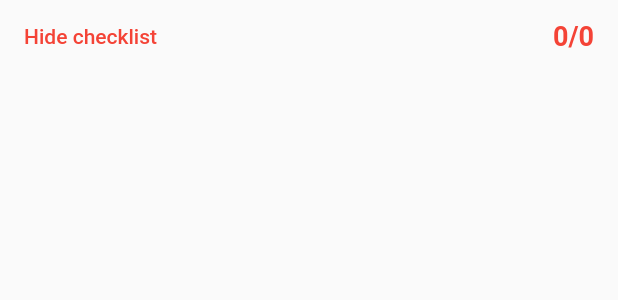
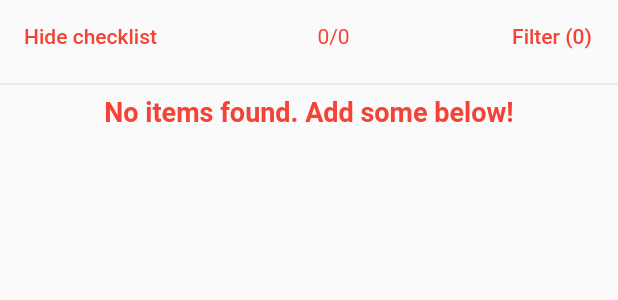
Before and after one commit to eimlav/nomadic, a Flutter app: the Checklist widget shown alone on an empty page, opened directly, after a tap on an icon or button, on a phone screen of 412 x 824 dp. Shown: the top 300 px of the screen. Run offline on Flutter 3.47's test engine with Material 2 defaults, Android fonts, the phone set to English and light mode, and no system bars; our stand-ins replace flutter_spinkit, sqflite; accounts and stored records are empty; Roboto replaces fonts that are missing (Montserrat).

Commit message:
Add filters to checklist

```diff
--- a/lib/core/services/db_service.dart
+++ b/lib/core/services/db_service.dart
@@ -58,7 +58,21 @@ class DBService {
   Future<List<ChecklistItem>> getChecklistItems() async {
     final Database db = await database;
 
-    final List<Map<String, dynamic>> maps = await db.query('checklist_items');
+    final List<Map<String, dynamic>> maps =
+        await db.query('checklist_items', orderBy: 'name ASC');
+
+    return List.generate(maps.length, (i) {
+      return ChecklistItem.fromJson(maps[i]);
+    });
+  }
+
+  Future<List<ChecklistItem>> getChecklistItemsFiltered(
+      String column, List<dynamic> values) async {
+    final Database db = await database;
+
+    values = values.map((value) => "'$value'").toList();
+    final List<Map<String, dynamic>> maps = await db.query('checklist_items',
+        where: "$column in (${values.join(',')})", orderBy: 'name ASC');
 
     return List.generate(maps.length, (i) {
       return ChecklistItem.fromJson(maps[i]);
--- a/lib/core/viewmodels/widgets/checklist_model.dart
+++ b/lib/core/viewmodels/widgets/checklist_model.dart
@@ -5,17 +5,20 @@ import 'package:nomadic/core/viewmodels/base_model.dart';
 
 class ChecklistModel extends BaseModel {
   DBService _dbService;
+  List<String> filters = [];
+  Map<String, bool> filterStates = {
+    'Luggage': false,
+    'Clothing': false,
+    'Electronics': false,
+    'Food': false,
+    'Documents': false,
+    'Misc': false,
+  };
+  Map<int, bool> checklistItemsChecked = {};
 
   ChecklistModel({
     @required DBService dbService,
   }) : _dbService = dbService;
-
-  int _checklistCount = 0;
-  int get checklistCount => _checklistCount;
-  set checklistCount(value) {
-    _checklistCount = value;
-    notifyListeners();
-  }
 
   bool _showCheckboxes = false;
   bool get showCheckboxes => _showCheckboxes;
@@ -29,21 +32,80 @@ class ChecklistModel extends BaseModel {
   Future getChecklistItems() async {
     setBusy(true);
     checklistItems = await _dbService.getChecklistItems();
+    await Future.delayed(Duration(milliseconds: 150));
     setBusy(false);
     notifyListeners();
   }
 
+  Future getChecklistItemsFiltered(String column, List<String> values) async {
+    if (values == null || values.isEmpty)
+      checklistItems = await _dbService.getChecklistItems();
+    else
+      checklistItems =
+          await _dbService.getChecklistItemsFiltered(column, values);
+    for (var checklistItem in checklistItems) {
+      if (checklistItemsChecked[checklistItem.id] == null) {
+        checklistItemsChecked[checklistItem.id] = false;
+      }
+    }
+    notifyListeners();
+  }
+
+  void checkChecklistItem(int id) {
+    checklistItemsChecked[id] = true;
+    notifyListeners();
+  }
+
+  void uncheckChecklistItem(int id) {
+    checklistItemsChecked[id] = false;
+    notifyListeners();
+  }
+
+  bool isChecklistItemChecked(int id) {
+    if (checklistItemsChecked[id] == null) {
+      return false;
+    }
+    return checklistItemsChecked[id];
+  }
+
+  int checklistItemsCheckedCount() {
+    int count = 0;
+    for (var checklistItem in checklistItems) {
+      if (checklistItemsChecked.containsKey(checklistItem.id) &&
+          checklistItemsChecked[checklistItem.id] == true) count++;
+    }
+    return count;
+  }
+
   void checklistMode(bool value) {
-    checklistCount = 0;
     showCheckboxes = value;
     notifyListeners();
   }
 
-  void incrementChecklistCount() {
-    checklistCount++;
+  void enableFilter(String value) {
+    filterStates[value] = true;
+    notifyListeners();
   }
 
-  void decrementChecklistCount() {
-    checklistCount--;
+  void disableFilter(String value) {
+    filterStates[value] = false;
+    notifyListeners();
+  }
+
+  void refreshFilters() {
+    List<String> filters = [];
+    filterStates.forEach((key, value) {
+      if (value) filters.add(key);
+    });
+    getChecklistItemsFiltered('category', filters);
+    notifyListeners();
+  }
+
+  int filtersEnabledCount() {
+    int count = 0;
+    filterStates.forEach((key, value) {
+      if (value) count++;
+    });
+    return count;
   }
 }
--- a/lib/ui/shared/styles.dart
+++ b/lib/ui/shared/styles.dart
@@ -32,6 +32,12 @@ class Styles {
     fontFamily: _fontNameDefault,
     fontSize: _textSizeLarge,
     color: _textColorStrong,
+  );
+
+  static final headerLargeContrast = TextStyle(
+    fontFamily: _fontNameDefault,
+    fontSize: _textSizeLarge,
+    color: appTheme.accentColor,
   );
 
   static EdgeInsets screenContentPadding = EdgeInsets.only(
@@ -135,6 +141,13 @@ class Styles {
     fontWeight: FontWeight.w700,
   );
 
+  static final textFilter = TextStyle(
+    fontFamily: _fontNameDefault,
+    fontSize: _textSizeDefault,
+    color: Colors.red,
+    fontWeight: FontWeight.w700,
+  );
+
   static Color _hexToColor(String code) {
     return Color(int.parse(code.substring(0, 6), radix: 16) + 0xFF000000);
   }
--- a/lib/ui/views/checklist_delete_view.dart
+++ b/lib/ui/views/checklist_delete_view.dart
@@ -23,7 +23,6 @@ class _ChecklistDeleteViewState extends State<ChecklistDeleteView> {
     return BaseWidget<ChecklistDeleteViewModel>(
         model: ChecklistDeleteViewModel(dbService: Provider.of(context)),
         builder: (context, model, child) => Scaffold(
-              backgroundColor: Theme.of(context).primaryColor,
               appBar: AppBar(
                 title: Text('checklist'),
               ),
@@ -45,7 +44,7 @@ class _ChecklistDeleteViewState extends State<ChecklistDeleteView> {
               'Are you sure you wish to delete "${widget.checklistItem.name}"?',
               maxLines: 2,
               textAlign: TextAlign.center,
-              style: Styles.textDefaultContrast,
+              style: Styles.textButtonContrast,
             ),
             UIHelper.verticalSpaceMedium,
             Row(
--- a/lib/ui/widgets/checklist.dart
+++ b/lib/ui/widgets/checklist.dart
@@ -3,11 +3,17 @@ import 'package:flutter_spinkit/flutter_spinkit.dart';
 import 'package:nomadic/core/viewmodels/widgets/checklist_model.dart';
 import 'package:nomadic/ui/shared/styles.dart';
 import 'package:nomadic/ui/views/base_widget.dart';
+import 'package:nomadic/ui/widgets/checklist_filter.dart';
 import 'package:nomadic/ui/widgets/checklist_listitem.dart';
 import 'package:provider/provider.dart';
 
-class Checklist extends StatelessWidget {
-  const Checklist({Key key}) : super(key: key);
+class Checklist extends StatefulWidget {
+  @override
+  _ChecklistState createState() => _ChecklistState();
+}
+
+class _ChecklistState extends State<Checklist> {
+  bool _showFilterDialog = false;
 
   @override
   Widget build(BuildContext context) {
@@ -18,34 +24,70 @@ class Checklist extends StatelessWidget {
             ? Center(
                 child: SpinKitWave(color: Colors.red, size: 35.0),
               )
+            : model.checklistItems.length == 0
+                ? Column(
+                    children: <Widget>[
+                      _buildHeader(context, model, child),
+                      Text(
+                        'No items found. Add some below!',
+                        style: Styles.textButtonContrast,
+                      ),
+                    ],
+                  )
                 : ListView.builder(
                     itemCount: model.checklistItems.length + 1,
                     itemBuilder: (context, index) {
                       if (index == 0) {
+                        return _buildHeader(context, model, child);
+                      }
+                      index -= 1;
+
+                      return ChecklistListItem(
+                          model.checklistItems[index], model);
+                    }));
+  }
+
+  Widget _buildHeader(
+      BuildContext context, ChecklistModel model, Widget child) {
     var status = model.showCheckboxes ? 'Hide' : 'Show';
-                    return FlatButton(
-                        child: Row(
+    return Column(children: [
+      Row(
         mainAxisAlignment: MainAxisAlignment.spaceBetween,
-                            children: [
-                              Text(
+        children: <Widget>[
+          FlatButton(
+              child: Text(
                 '$status checklist',
                 style: Styles.textFormField,
               ),
-                              model.showCheckboxes
-                                  ? Text(
-                                      '${model.checklistCount}/${model.checklistItems.length}',
-                                      style: Styles.textButtonContrast,
-                                    )
-                                  : Container()
-                            ]),
               onPressed: () {
                 model.showCheckboxes = !model.showCheckboxes;
                 model.checklistMode(model.showCheckboxes);
-                        });
+              }),
+          model.showCheckboxes
+              ? Text(
+                  '${model.checklistItemsCheckedCount()}/${model.checklistItems.length}',
+                  style: Styles.textFormField,
+                )
+              : Container(),
+          FlatButton(
+              child: Text(
+                'Filter (${model.filtersEnabledCount()})',
+                style: Styles.textFormField,
+              ),
+              onPressed: () {
+                if (this._showFilterDialog == true) {
+                  // model.getChecklistItems();
+                  // model.filters = [];
                 }
-                  index -= 1;
-
-                  return ChecklistListItem(model.checklistItems[index], model);
-                }));
+                setState(
+                    () => this._showFilterDialog = !this._showFilterDialog);
+              })
+        ],
+      ),
+      _showFilterDialog
+          ? ChecklistFilter()
+          : Container(), // ChecklistFilter will reinstantiate when busy is set :(
+      Divider(),
+    ]);
   }
 }
```
Also changed, not shown: lib/ui/widgets/checklist_filter.dart (added, +80 -0 lines), lib/ui/widgets/checklist_listitem.dart (+7 -4 lines). Lines whose indentation alone changed are shown as unchanged.
